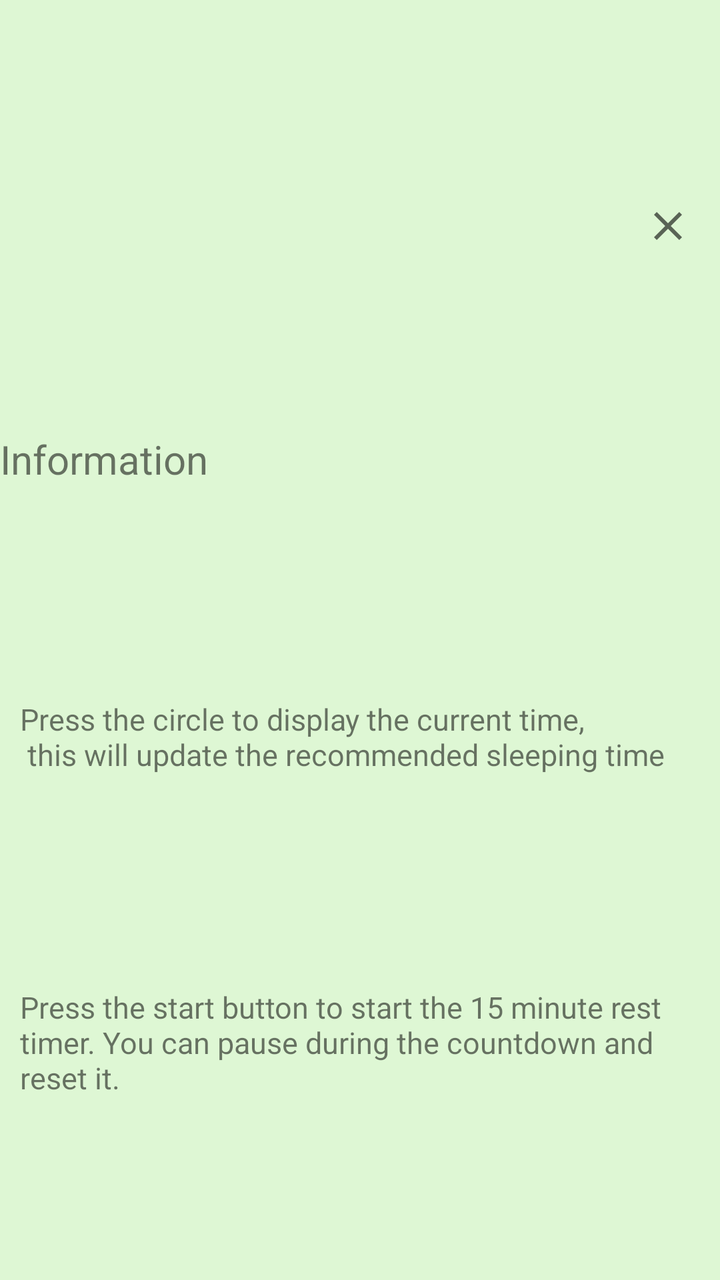
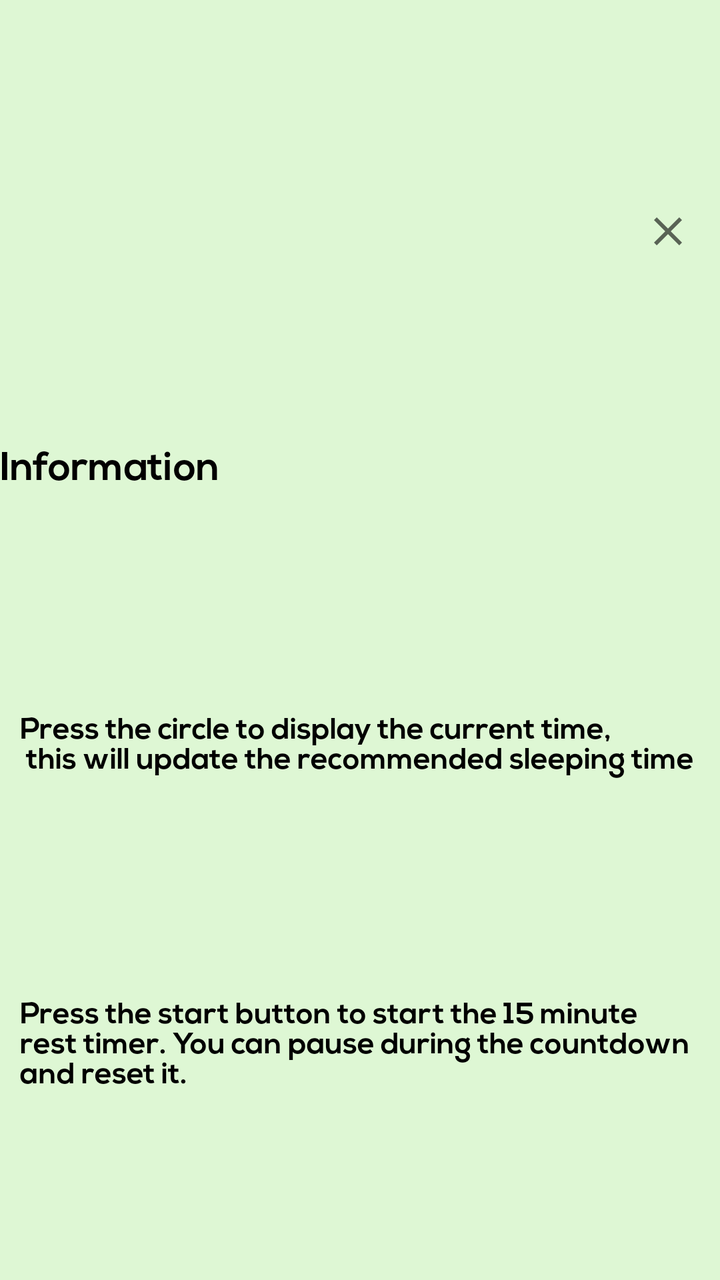

Screens rendered from an Android XML layout before and after an edit, with the pre-edit source and the edit as a unified diff.
<!-- AndroidManifest.xml: application theme Theme.Silva -->
<!-- res/layout/activity_pop_up_sleep.xml -->
<?xml version="1.0" encoding="utf-8"?>
<androidx.constraintlayout.widget.ConstraintLayout xmlns:android="http://schemas.android.com/apk/res/android"
    xmlns:app="http://schemas.android.com/apk/res-auto"
    xmlns:tools="http://schemas.android.com/tools"
    android:layout_width="match_parent"
    android:layout_height="wrap_content"
    android:layout_marginTop="5dp"
    android:layout_gravity="center"
    android:layout_marginBottom="20dp"
    android:background="#DEF7D4"
    tools:context=".Pop_up_sleepActivity">

    <ImageView
        android:id="@+id/close_popup"
        android:layout_width="wrap_content"
        android:layout_height="wrap_content"
        android:layout_marginTop="10dp"
        android:src="@drawable/closeimg"
        app:layout_constraintBottom_toTopOf="@id/popup_info_title"
        app:layout_constraintEnd_toEndOf="parent"
        app:layout_constraintHorizontal_bias="0.958"
        app:layout_constraintStart_toStartOf="parent"
        app:layout_constraintTop_toTopOf="parent"
        app:layout_constraintVertical_bias="1" />

    <TextView
        android:id="@+id/popup_info_title"
        android:layout_width="match_parent"
        android:layout_height="wrap_content"
        android:text="Information"
        android:textAlignment="center"
        android:textSize="20sp"
        app:layout_constraintBottom_toTopOf="@id/popup_info_des"
        app:layout_constraintEnd_toEndOf="parent"
        app:layout_constraintStart_toStartOf="parent"
        app:layout_constraintTop_toBottomOf="@id/close_popup" />

    <TextView
        android:id="@+id/popup_info_des"
        android:layout_width="match_parent"
        android:layout_height="wrap_content"
        android:layout_marginTop="15dp"
        android:layout_marginRight="10dp"
        android:layout_marginLeft="10dp"
        android:textAlignment="center"
        android:text="Press the circle to display the current time,\n this will update the recommended sleeping time "
        android:textSize="15sp"
        app:layout_constraintBottom_toTopOf="@+id/popup_info_2"
        app:layout_constraintEnd_toEndOf="parent"
        app:layout_constraintStart_toStartOf="parent"
        app:layout_constraintTop_toBottomOf="@id/popup_info_title">
    </TextView>

    <TextView
        android:id="@+id/popup_info_2"
        android:layout_width="match_parent"
        android:layout_height="wrap_content"
        android:layout_marginLeft="10dp"
        android:layout_marginTop="15dp"
        android:layout_marginRight="10dp"
        android:text="Press the start button to start the 15 minute rest timer. You can pause during the countdown and reset it."
        android:textAlignment="center"
        android:textSize="15sp"
        app:layout_constraintBottom_toBottomOf="parent"
        app:layout_constraintEnd_toEndOf="parent"
        app:layout_constraintStart_toStartOf="parent"
        app:layout_constraintTop_toBottomOf="@id/popup_info_des">

    </TextView>


</androidx.constraintlayout.widget.ConstraintLayout>
<!-- resources referenced by this layout -->
<resources>
  <!-- drawable closeimg (drawable) -->
  <vector xmlns:android="http://schemas.android.com/apk/res/android"
      android:width="24dp"
      android:height="24dp"
      android:viewportWidth="24"
      android:viewportHeight="24"
      android:tint="?attr/colorControlNormal">
    <path
        android:fillColor="@android:color/white"
        android:pathData="M19,6.41L17.59,5 12,10.59 6.41,5 5,6.41 10.59,12 5,17.59 6.41,19 12,13.41 17.59,19 19,17.59 13.41,12z"/>
  </vector>
  <style name="Theme.Silva" parent="Theme.MaterialComponents.DayNight.DarkActionBar">
          
          <item name="colorPrimary">#009060</item>
          <item name="colorPrimaryVariant">#009060</item>
          <item name="colorOnPrimary">@color/black</item>
          
          <item name="colorSecondary">@color/teal_200</item>
          <item name="colorSecondaryVariant">@color/teal_700</item>
          <item name="colorOnSecondary">@color/black</item>
          
          <item name="android:statusBarColor" tools:targetApi="l">?attr/colorPrimaryVariant</item>
          
      </style>
  <color name="black">#FF000000</color>
  <color name="teal_200">#FF03DAC5</color>
  <color name="teal_700">#FF018786</color>
</resources>

<!-- the commit's change to res/layout/activity_pop_up_sleep.xml (unified diff, before → after) -->
@@ -28,6 +28,8 @@
         android:layout_width="match_parent"
         android:layout_height="wrap_content"
         android:text="Information"
+        android:fontFamily="@font/nexa_bold"
+        android:textColor="@color/black"
         android:textAlignment="center"
         android:textSize="20sp"
         app:layout_constraintBottom_toTopOf="@id/popup_info_des"
@@ -43,6 +45,8 @@
         android:layout_marginRight="10dp"
         android:layout_marginLeft="10dp"
         android:textAlignment="center"
+        android:fontFamily="@font/nexa_bold"
+        android:textColor="@color/black"
         android:text="Press the circle to display the current time,\n this will update the recommended sleeping time "
         android:textSize="15sp"
         app:layout_constraintBottom_toTopOf="@+id/popup_info_2"
@@ -61,6 +65,8 @@
         android:text="Press the start button to start the 15 minute rest timer. You can pause during the countdown and reset it."
         android:textAlignment="center"
         android:textSize="15sp"
+        android:fontFamily="@font/nexa_bold"
+        android:textColor="@color/black"
         app:layout_constraintBottom_toBottomOf="parent"
         app:layout_constraintEnd_toEndOf="parent"
         app:layout_constraintStart_toStartOf="parent"
<!-- resource entries referenced after the edit -->
@@ -1,5 +1,6 @@
 <!-- resources referenced by this layout -->
 <resources>
+  <color name="black">#FF000000</color>
   <!-- drawable closeimg (drawable) -->
   <vector xmlns:android="http://schemas.android.com/apk/res/android"
       android:width="24dp"
@@ -24,7 +25,6 @@
           <item name="android:statusBarColor" tools:targetApi="l">?attr/colorPrimaryVariant</item>
           
       </style>
-  <color name="black">#FF000000</color>
   <color name="teal_200">#FF03DAC5</color>
   <color name="teal_700">#FF018786</color>
 </resources>
